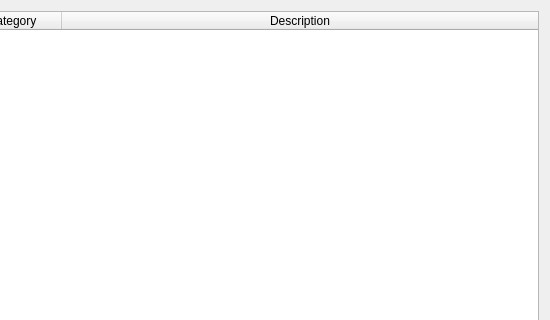
This is src/SCE/EventsWidget/eventswidget.ui in RiverChriss/openshot-qt-SCE as Qt 5 draws it before an edit; both pictures show x 250 to 800 and y 0 to 320 of the 800 by 600 pixel window. The edited form follows.
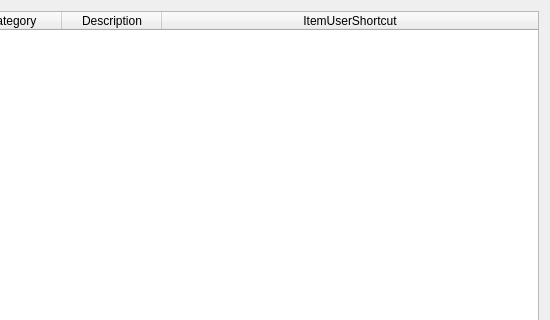
This is the edited form.

Commit message:
Change structure ShortcutManager
- Make row sortable, need to make Functor follow a row

The edit to the form file:
```diff
--- a/src/SCE/EventsWidget/eventswidget.ui
+++ b/src/SCE/EventsWidget/eventswidget.ui
@@ -78,6 +78,11 @@
        <string>Description</string>
       </property>
      </column>
+     <column>
+      <property name="text">
+       <string>ItemUserShortcut</string>
+      </property>
+     </column>
     </widget>
    </item>
    <item row="1" column="0">
```
The commit also changes 4 other files.
